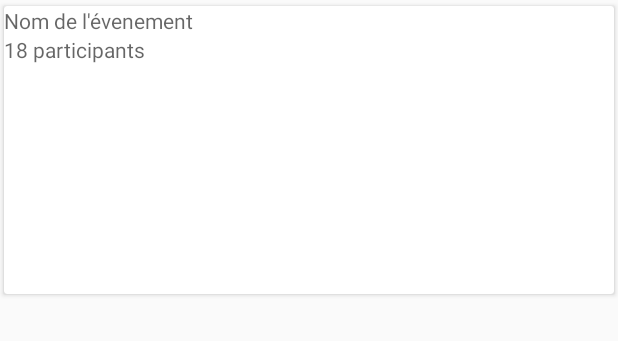
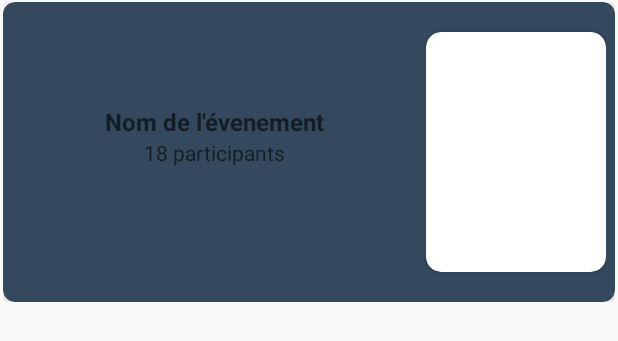
Before and after one commit to GerardJerome/smashggMobile, an Android app: the layout card_view_layout.xml on its own in the app's theme, with its tools: preview values and no code run, on a phone screen of 412 x 824 dp. Shown: the top 341 px of the screen. Run offline under Robolectric (Android 15) with nearby library versions, the phone set to English and light mode, and no system bars.

Commit message:
Better UI

```diff
--- a/app/src/main/java/com/jger/ui/adapter/ListEventAdapter.kt
+++ b/app/src/main/java/com/jger/ui/adapter/ListEventAdapter.kt
@@ -40,7 +40,7 @@ class ListEventAdapter(val listEvents: List<TournamentQuery.Event?>?) : Recycler
         val date = Date(Integer.parseInt(listEvents!![position]!!.startAt.toString())*1000L)
         val dateFormat = SimpleDateFormat("yyyy-MM-dd HH:mm")
         holder.itemView.findViewById<TextView>(R.id.start_at_txt).text = dateFormat.format(date)
-        Picasso.get().load(listEvents!![position]!!.videogame!!.images!![0]!!.url).resize(200,400)
+        Picasso.get().load(listEvents!![position]!!.videogame!!.images!![0]!!.url).fit()
             .into(holder.itemView.findViewById<ImageView>(R.id.game_image))
         holder.itemView.setOnClickListener { v ->
             run {
--- a/app/src/main/java/com/jger/ui/adapter/SearchViewCustomAdapter.kt
+++ b/app/src/main/java/com/jger/ui/adapter/SearchViewCustomAdapter.kt
@@ -53,8 +53,10 @@ class SearchViewCustomAdapter(val context : Context, var listTournament: List<Te
         holder.itemView.findViewById<TextView>(R.id.tournament_name_txt).text= listTournament!![position]!!.name
         holder.itemView.findViewById<TextView>(R.id.contact_txt).text = listTournament!![position]!!.primaryContact
         if(listTournament!![position]!!.images!!.isNotEmpty()) {
-            Picasso.get().load(listTournament!![position]!!.images!![0]!!.url).resize(200, 400)
+            Picasso.get().load(listTournament!![position]!!.images!![0]!!.url).fit()
                 .into(holder.itemView.findViewById<ImageView>(R.id.tournament_image))
+
+            //resize(300, 400)
         }
         holder.itemView.setOnClickListener{
             ApolloUtil.apolloClient
--- a/app/src/main/res/layout/activity_lis_event.xml
+++ b/app/src/main/res/layout/activity_lis_event.xml
@@ -4,12 +4,13 @@
     xmlns:tools="http://schemas.android.com/tools"
     android:layout_width="match_parent"
     android:layout_height="match_parent"
+    android:background="@color/backgroundApp"
     tools:context=".ui.ListEventActivity">
 
     <androidx.recyclerview.widget.RecyclerView
         android:id="@+id/EventRecyclerView"
-        android:layout_width="0dp"
-        android:layout_height="0dp"
+        android:layout_width="match_parent"
+        android:layout_height="wrap_content"
         app:layout_constraintBottom_toBottomOf="parent"
         app:layout_constraintEnd_toEndOf="parent"
         app:layout_constraintStart_toStartOf="parent"
--- a/app/src/main/res/layout/card_view_layout.xml
+++ b/app/src/main/res/layout/card_view_layout.xml
@@ -1,57 +1,97 @@
 <?xml version="1.0" encoding="utf-8"?>
 <androidx.constraintlayout.widget.ConstraintLayout xmlns:android="http://schemas.android.com/apk/res/android"
+    xmlns:app="http://schemas.android.com/apk/res-auto"
+    xmlns:card_view="http://schemas.android.com/tools"
+    android:id="@+id/cardviewLayout"
+    android:layout_marginHorizontal="2dp"
+    android:layout_marginVertical="1dp"
     android:layout_width="match_parent"
     android:layout_height="wrap_content"
-    xmlns:app="http://schemas.android.com/apk/res-auto"
-    xmlns:card_view="http://schemas.android.com/tools"
-    android:id="@+id/cardviewLayout">
+    app:layout_constraintTop_toTopOf="parent"
+    app:layout_constraintBottom_toBottomOf="parent">
+
     <androidx.cardview.widget.CardView
         android:layout_width="match_parent"
         android:layout_height="200dp"
+        app:cardCornerRadius="8dp"
+        app:cardPreventCornerOverlap="true"
+        card_view:cardPreventCornerOverlap="true"
+        app:cardBackgroundColor="@color/cardColor"
+        card_view:cardElevation="2dp"
+        app:layout_constraintStart_toStartOf="parent"
         app:layout_constraintTop_toTopOf="parent"
-        app:layout_constraintStart_toStartOf="parent"
-        app:cardUseCompatPadding="true"
-        >
+        app:layout_constraintBottom_toBottomOf="parent">
 
         <androidx.constraintlayout.widget.ConstraintLayout
             android:layout_width="match_parent"
-            android:layout_height="match_parent">
+            android:layout_height="match_parent"
+            android:layout_marginRight="6dp">
 
             <TextView
+                android:id="@+id/event_name_txt"
+                android:layout_width="0dp"
+                android:layout_height="wrap_content"
+                android:hint="Nom de l'évenement"
+                android:paddingHorizontal="6dp"
+                android:paddingTop="3dp"
+                android:textSize="16sp"
+                android:textStyle="bold"
+                android:textColor="@color/cardTextWhite"
+                android:textAlignment="center"
+                app:layout_constraintStart_toStartOf="parent"
+                app:layout_constraintBottom_toTopOf="@id/nombre_entrant_txt"
+                app:layout_constraintEnd_toStartOf="@id/game_image_cardview"/>
+
+            <TextView
+                android:id="@+id/nombre_entrant_txt"
+                android:layout_width="0dp"
+                android:layout_height="wrap_content"
+                android:hint="18 participants"
+                android:paddingHorizontal="6dp"
+                android:textColor="@color/cardTextWhite"
+                android:textAlignment="center"
+                app:layout_constraintStart_toStartOf="parent"
+                app:layout_constraintTop_toBottomOf="@id/event_name_txt"
+                app:layout_constraintTop_toTopOf="parent"
+                app:layout_constraintBottom_toBottomOf="parent"
+                app:layout_constraintHorizontal_chainStyle="packed"
+                app:layout_constraintEnd_toStartOf="@id/game_image_cardview"/>
+
+            <androidx.cardview.widget.CardView
+                android:id="@+id/game_image_cardview"
                 android:layout_width="wrap_content"
                 android:layout_height="wrap_content"
-                android:id="@+id/event_name_txt"
+                android:elevation="0dp"
+                app:cardCornerRadius="10dp"
+                app:layout_constraintBottom_toBottomOf="parent"
                 app:layout_constraintTop_toTopOf="parent"
-                app:layout_constraintStart_toStartOf="parent"
-                android:hint="Nom de l'évenement">
-            </TextView>
-            <TextView
-                android:layout_width="wrap_content"
-                android:layout_height="wrap_content"
-                app:layout_constraintTop_toBottomOf="@id/event_name_txt"
-                android:id="@+id/nombre_entrant_txt"
-                android:hint="18 participants"
-                app:layout_constraintStart_toStartOf="parent"
-                >
-            </TextView>
-            <ImageView
-                android:layout_width="wrap_content"
-                android:layout_height="wrap_content"
-                android:id="@+id/game_image"
-                app:layout_constraintTop_toTopOf="@id/event_name_txt"
-                app:layout_constraintEnd_toEndOf="parent">
+                app:layout_constraintLeft_toRightOf="@id/event_name_txt"
+                app:layout_constraintEnd_toEndOf="parent"
+                card_view:cardBackgroundColor="@android:color/transparent">
 
-            </ImageView>
+                <ImageView
+                    android:id="@+id/game_image"
+                    android:layout_width="120dp"
+                    android:layout_height="160dp"
+                    app:layout_constraintEnd_toEndOf="parent"
+                    app:layout_constraintTop_toTopOf="@id/event_name_txt">
+
+                </ImageView>
+            </androidx.cardview.widget.CardView>
 
             <TextView
-                android:layout_width="wrap_content"
+                android:id="@+id/start_at_txt"
+                android:layout_width="0dp"
                 android:layout_height="wrap_content"
+                android:paddingHorizontal="6dp"
+                android:layout_marginBottom="10dp"
+                android:textColor="@color/cardTextWhite"
+                android:textAlignment="center"
+                app:layout_constraintStart_toStartOf="parent"
                 app:layout_constraintTop_toBottomOf="@id/nombre_entrant_txt"
-                app:layout_constraintStart_toStartOf="parent"
-                android:layout_marginBottom="10dp"
-                android:id="@+id/start_at_txt"
-                >
-            </TextView>
+                app:layout_constraintHorizontal_chainStyle="packed"
+
+                app:layout_constraintEnd_toStartOf="@id/game_image_cardview"/>
 
         </androidx.constraintlayout.widget.ConstraintLayout>
     </androidx.cardview.widget.CardView>
--- a/app/src/main/res/values/colors.xml
+++ b/app/src/main/res/values/colors.xml
@@ -1,6 +1,10 @@
 <?xml version="1.0" encoding="utf-8"?>
 <resources>
-    <color name="colorPrimary">#6200EE</color>
-    <color name="colorPrimaryDark">#3700B3</color>
+    <color name="colorPrimary">#CB4335</color>
+    <color name="colorPrimaryDark">#943126</color>
     <color name="colorAccent">#03DAC5</color>
+    <color name="cardColor"> #34495e </color>
+    <color name="cardColorLighter">#5d6d7e</color>
+    <color name="cardTextWhite">#F7F9F9</color>
+    <color name="backgroundApp">#d5d8dc</color>
 </resources>
```
Also changed, not shown: app/src/main/java/com/jger/ui/MainActivity.kt (+14 -1 lines), app/src/main/res/drawable/ic_baseline_search_24.xml (added, +10 -0 lines), app/src/main/res/layout/activity_main.xml (+2 -8 lines), app/src/main/res/layout/tournament_card_view_layout.xml (+56 -35 lines), app/src/main/res/menu/menu_search.xml (added, +11 -0 lines).
